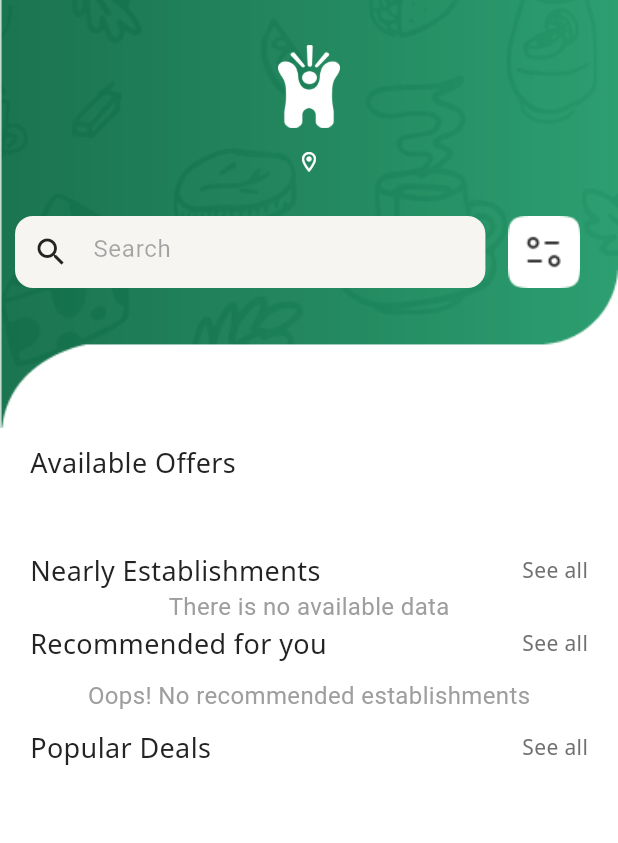
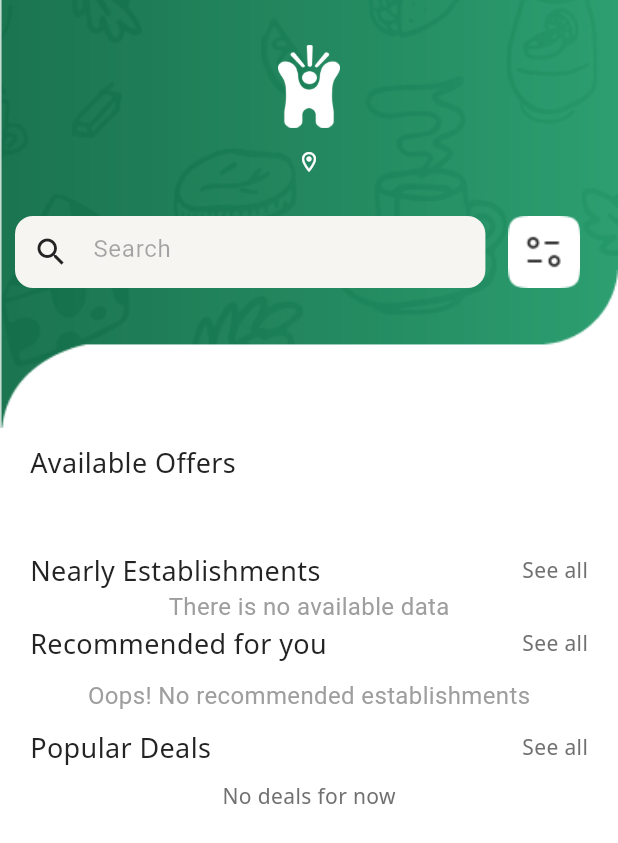
Before and after one commit to saifmessaoudi/Hia_FRONTEND, a Flutter app: the HomeScreen screen opened directly, on a phone screen of 412 x 824 dp. Shown: the top 843 px of the screen. Run offline on Flutter 3.47's test engine with Material 3 defaults, Android fonts, the phone set to English and light mode, and no system bars; drawn by our look-alikes of nb_utils; our stand-ins replace cached_network_image, connectivity_plus, country_code_picker, device_preview, flutter_map, flutter_rating_bar and 20 more; missing offline and left inert: fast_cached_network_image, flutter_facebook_auth, icon_decoration, map_location_picker; accounts and stored records are empty; network calls fail.

Commit message:
fix filter home screen

```diff
--- a/lib/viewmodels/food_viewmodel.dart
+++ b/lib/viewmodels/food_viewmodel.dart
@@ -12,8 +12,12 @@ class FoodViewModel extends ChangeNotifier {
   List<Food> _foods = [];
   List<Food> _filteredFoods = [];
 
-  List<Food> get foods => _filteredFoods.isEmpty ? _foods : _filteredFoods;
-
+List<Food> get foods {
+    if (_selectedFilters.isNotEmpty) {
+      return _filteredFoods;
+    }
+    return _foods;
+  }
   List<String> _selectedFilters = [];
   List<String> get selectedFilters => _selectedFilters;
 
@@ -67,14 +71,15 @@ class FoodViewModel extends ChangeNotifier {
     }
   }
 
+  //apply filter and return [] is filter no match
   void applyFilters(List<String> filters) {
     _selectedFilters = filters;
-    if (filters.isEmpty) {
+    _filteredFoods = _foods.where((food) {
+      return filters.any((filter) => food.category.contains(filter));
+    }).toList();
+
+    if (_filteredFoods.isEmpty) {
       _filteredFoods = [];
-    } else {
-      _filteredFoods = _foods.where((food) {
-        return filters.contains(food.category.first);
-      }).toList();
     }
     notifyListeners();
   }
--- a/lib/views/home/home_screen.dart
+++ b/lib/views/home/home_screen.dart
@@ -1,8 +1,10 @@
-import "package:flutter_screenutil/flutter_screenutil.dart";
-import "package:google_maps_flutter/google_maps_flutter.dart";
-import "package:hia/views/home/exports/export_homescreen.dart";
-import "package:hia/views/home/sections/nearly_section.dart";
-import "package:hia/views/location/map_screen.dart";
+import 'package:flutter/material.dart';
+import 'package:flutter_screenutil/flutter_screenutil.dart';
+import 'package:google_maps_flutter/google_maps_flutter.dart';
+import 'package:hia/views/home/exports/export_homescreen.dart';
+import 'package:hia/views/home/sections/nearly_section.dart';
+import 'package:hia/views/location/map_screen.dart';
+import 'package:provider/provider.dart';
 
 class HomeScreen extends StatefulWidget {
   const HomeScreen({super.key});
@@ -19,22 +21,17 @@ void initState() {
 
     WidgetsBinding.instance.addPostFrameCallback((_) async {
       final userViewModel = Provider.of<UserViewModel>(context, listen: false);
-     userViewModel.getFavouriteFood(userViewModel.userData!.id) ;
-  final establishmentViewModel = Provider.of<EstablishmentViewModel>(context, listen: false);
+      userViewModel.getFavouriteFood(userViewModel.userData!.id);
+      final establishmentViewModel =
+          Provider.of<EstablishmentViewModel>(context, listen: false);
       establishmentViewModel.calculateAllDistances();
     });
+  }
 
-}
   List<String> banner = ['images/banner1.png', 'images/banner2.png'];
-
-
-
-
-
 
   @override
   Widget build(BuildContext context) {
-
     return SmartScaffold(
       body: RefreshIndicator(
         color: kMainColor,
@@ -92,8 +89,15 @@ void initState() {
                                             Navigator.push(
                                               context,
                                               MaterialPageRoute(
-                                                builder: (context) =>  CustomMapScreen(
-                                                  initialPosition: LatLng(userViewModel.userData!.latitude.toDouble(), userViewModel.userData!.longitude.toDouble()),
+                                                builder: (context) =>
+                                                    CustomMapScreen(
+                                                  initialPosition: LatLng(
+                                                      userViewModel.userData!
+                                                          .latitude
+                                                          .toDouble(),
+                                                      userViewModel.userData!
+                                                          .longitude
+                                                          .toDouble()),
                                                 ),
                                               ),
                                             );
@@ -185,7 +189,8 @@ void initState() {
                                             onApply: (selectedFilters) {
                                               Provider.of<FoodViewModel>(context,
                                                       listen: false)
-                                                  .applyFilters(selectedFilters);
+                                                  .applyFilters(
+                                                      selectedFilters);
                                             },
                                           );
                                         },
@@ -202,16 +207,20 @@ void initState() {
                   ),
                 ],
               ),
-
               Consumer<FoodViewModel>(
                 builder: (context, foodViewModel, child) {
                   List<FilterData> selectedFilterData = foodViewModel
                       .selectedFilters
                       .map((filter) => catData.firstWhere((data) =>
-                          data.catTitle.toLowerCase() == filter.toLowerCase()))
+                          data.catTitle.toLowerCase() ==
+                          filter.toLowerCase()))
                       .toList();
-                  return selectedFilterData.isNotEmpty
-                      ? Padding(
+                  bool hasFilters = selectedFilterData.isNotEmpty;
+
+                  return Column(
+                    children: [
+                      if (hasFilters)
+                        Padding(
                           padding: const EdgeInsets.symmetric(horizontal: 15.0),
                           child: Column(
                             children: [
@@ -221,7 +230,8 @@ void initState() {
                                   return FilterChipElement(
                                     catList: filterData,
                                     onRemove: () {
-                                      foodViewModel.removeFilter(filterData.catTitle);
+                                      foodViewModel
+                                          .removeFilter(filterData.catTitle);
                                     },
                                   );
                                 }).toList(),
@@ -231,26 +241,17 @@ void initState() {
                               Gap(5.h),
                             ],
                           ),
-                        )
-                      : const SizedBox.shrink();
+                        ),
+                      if (hasFilters) const PopularDealsSection(),
+                      const OffersSection(),
+                      const NearlySection(),
+                      const RecommendedSection(),
+                      if (!hasFilters) const PopularDealsSection(),
+                      const Gap(20.0),
+                    ],
+                  );
                 },
               ),
-              ////// ----------- Offers Section ----------- ///////
-
-              const OffersSection(),
-
-              ////// ----------- Nearly Section ----------- ///////
-
-              const NearlySection(),
-
-              ////// ----------- Recommended Section ----------- ///////
-
-              const RecommendedSection(),
-
-              ////// ----------- Popular Deals Section ----------- ///////
-              const PopularDealsSection(),
-
-              const Gap(20.0),
             ],
           ),
         ),
--- a/lib/views/home/sections/popular_deals_section.dart
+++ b/lib/views/home/sections/popular_deals_section.dart
@@ -40,8 +40,8 @@ class PopularDealsSection extends StatelessWidget {
           padding: const EdgeInsets.all(10.0),
           child: Consumer<FoodViewModel>(
             builder: (context, foodViewModel, child) {
-              return foodViewModel.isLoading
-                  ? Shimmer.fromColors(
+              if (foodViewModel.isLoading) {
+                return Shimmer.fromColors(
                   baseColor: Colors.grey[300]!,
                   highlightColor: Colors.grey[100]!,
                   child: SizedBox(
@@ -59,8 +59,20 @@ class PopularDealsSection extends StatelessWidget {
                       ),
                     ),
                   ),
-                    )
-                  : HorizontalList(
+                );
+              } else if (foodViewModel.foods.isEmpty) {
+                return Center(
+                  child: SizedBox(
+                    height: 80,
+                    child: Text(
+                      'No deals for now',
+                      style: kTextStyle.copyWith(color: kGreyTextColor),
+
+                    ),
+                  ),
+                );
+              } else {
+                return HorizontalList(
                   spacing: 10,
                   itemCount: foodViewModel.foods.length,
                   itemBuilder: (_, i) {
@@ -69,7 +81,8 @@ class PopularDealsSection extends StatelessWidget {
                         Navigator.push(
                           context,
                           MaterialPageRoute(
-                                builder: (context) => FoodDetailsScreen(food: foodViewModel.foods[i]),
+                            builder: (context) =>
+                                FoodDetailsScreen(food: foodViewModel.foods[i]),
                           ),
                         );
                       },
@@ -77,6 +90,7 @@ class PopularDealsSection extends StatelessWidget {
                     );
                   },
                 );
+              }
             },
           ),
         ),
```
Also changed, not shown: lib/widgets/filter_dialog.dart (+30 -28 lines). Lines whose indentation alone changed are shown as unchanged.
